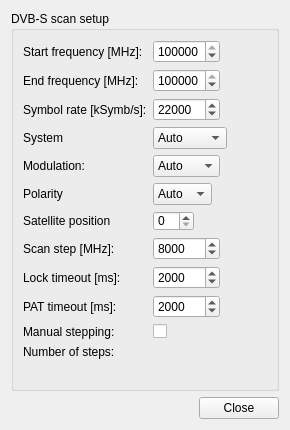
Old version of the form SATIP-Client/scansetupdvbswidget.ui in the repository mgandi/SAT-IP-Tools.
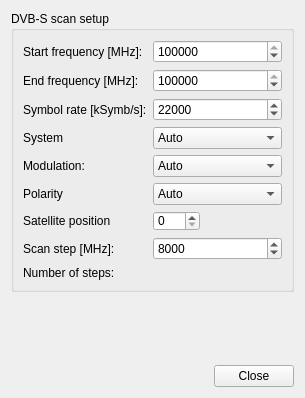
New version of the form. Custom widgets are drawn as their Qt base class.

Commit message:
Scan setup and procedure corrections
Corrected scan procedure to have the choice to init scan step with
standard DVB PSI PIDs (0, 16, 17, 18 and 20) and created common scan
control setup widget that is integrated to both DVB-T and DVB-S scan
setup widgets

```diff
--- a/SATIP-Client/scansetupdvbswidget.ui
+++ b/SATIP-Client/scansetupdvbswidget.ui
@@ -6,8 +6,8 @@
    <rect>
     <x>0</x>
     <y>0</y>
-    <width>290</width>
-    <height>418</height>
+    <width>305</width>
+    <height>398</height>
    </rect>
   </property>
   <property name="windowTitle">
@@ -20,9 +20,6 @@
       <string>DVB-S scan setup</string>
      </property>
      <layout class="QFormLayout" name="formLayout">
-      <property name="fieldGrowthPolicy">
-       <enum>QFormLayout::FieldsStayAtSizeHint</enum>
-      </property>
       <item row="0" column="0">
        <widget class="QLabel" name="label">
         <property name="text">
@@ -74,13 +71,35 @@
         </property>
        </widget>
       </item>
-      <item row="14" column="1">
-       <widget class="QLabel" name="numberOfSteps">
+      <item row="3" column="0">
+       <widget class="QLabel" name="label_11">
         <property name="text">
-         <string/>
+         <string>System</string>
         </property>
        </widget>
       </item>
+      <item row="3" column="1">
+       <widget class="QComboBox" name="system">
+        <property name="sizeAdjustPolicy">
+         <enum>QComboBox::AdjustToContents</enum>
+        </property>
+        <item>
+         <property name="text">
+          <string>Auto</string>
+         </property>
+        </item>
+        <item>
+         <property name="text">
+          <string>DVB-S</string>
+         </property>
+        </item>
+        <item>
+         <property name="text">
+          <string>DVB-S2</string>
+         </property>
+        </item>
+       </widget>
+      </item>
       <item row="4" column="0">
        <widget class="QLabel" name="label_4">
         <property name="text">
@@ -88,110 +107,6 @@
         </property>
        </widget>
       </item>
-      <item row="8" column="0">
-       <widget class="QLabel" name="label_3">
-        <property name="text">
-         <string>Scan step [MHz]:</string>
-        </property>
-       </widget>
-      </item>
-      <item row="8" column="1">
-       <widget class="QSpinBox" name="scanStep">
-        <property name="maximum">
-         <number>2000000</number>
-        </property>
-        <property name="value">
-         <number>8000</number>
-        </property>
-       </widget>
-      </item>
-      <item row="9" column="0">
-       <widget class="QLabel" name="label_7">
-        <property name="text">
-         <string>Lock timeout [ms]:</string>
-        </property>
-       </widget>
-      </item>
-      <item row="9" column="1">
-       <widget class="QSpinBox" name="lockTimeout">
-        <property name="maximum">
-         <number>2000000</number>
-        </property>
-        <property name="value">
-         <number>2000</number>
-        </property>
-       </widget>
-      </item>
-      <item row="10" column="0">
-       <widget class="QLabel" name="label_8">
-        <property name="text">
-         <string>PAT timeout [ms]:</string>
-        </property>
-       </widget>
-      </item>
-      <item row="10" column="1">
-       <widget class="QSpinBox" name="patTimeout">
-        <property name="maximum">
-         <number>2000000</number>
-        </property>
-        <property name="value">
-         <number>2000</number>
-        </property>
-       </widget>
-      </item>
-      <item row="11" column="0">
-       <widget class="QLabel" name="label_9">
-        <property name="text">
-         <string>Manual stepping:</string>
-        </property>
-       </widget>
-      </item>
-      <item row="11" column="1">
-       <widget class="QCheckBox" name="manualStepping">
-        <property name="toolTip">
-         <string>Frequency stepping during scan is done manually</string>
-        </property>
-        <property name="text">
-         <string/>
-        </property>
-       </widget>
-      </item>
-      <item row="12" column="0">
-       <widget class="QLabel" name="label_6">
-        <property name="text">
-         <string>Number of steps:</string>
-        </property>
-       </widget>
-      </item>
-      <item row="6" column="1">
-       <widget class="QComboBox" name="polarity">
-        <property name="sizeAdjustPolicy">
-         <enum>QComboBox::AdjustToContents</enum>
-        </property>
-        <item>
-         <property name="text">
-          <string>Auto</string>
-         </property>
-        </item>
-        <item>
-         <property name="text">
-          <string>Horiz</string>
-         </property>
-        </item>
-        <item>
-         <property name="text">
-          <string>Vert</string>
-         </property>
-        </item>
-       </widget>
-      </item>
-      <item row="6" column="0">
-       <widget class="QLabel" name="label_10">
-        <property name="text">
-         <string>Polarity</string>
-        </property>
-       </widget>
-      </item>
       <item row="4" column="1">
        <widget class="QComboBox" name="modulation">
         <property name="sizeAdjustPolicy">
@@ -214,8 +129,15 @@
         </item>
        </widget>
       </item>
-      <item row="3" column="1">
-       <widget class="QComboBox" name="system">
+      <item row="5" column="0">
+       <widget class="QLabel" name="label_10">
+        <property name="text">
+         <string>Polarity</string>
+        </property>
+       </widget>
+      </item>
+      <item row="5" column="1">
+       <widget class="QComboBox" name="polarity">
         <property name="sizeAdjustPolicy">
          <enum>QComboBox::AdjustToContents</enum>
         </property>
@@ -226,31 +148,24 @@
         </item>
         <item>
          <property name="text">
-          <string>DVB-S</string>
+          <string>Horiz</string>
          </property>
         </item>
         <item>
          <property name="text">
-          <string>DVB-S2</string>
+          <string>Vert</string>
          </property>
         </item>
        </widget>
       </item>
-      <item row="3" column="0">
-       <widget class="QLabel" name="label_11">
-        <property name="text">
-         <string>System</string>
-        </property>
-       </widget>
-      </item>
-      <item row="7" column="0">
+      <item row="6" column="0">
        <widget class="QLabel" name="label_12">
         <property name="text">
          <string>Satellite position</string>
         </property>
        </widget>
       </item>
-      <item row="7" column="1">
+      <item row="6" column="1">
        <widget class="QSpinBox" name="satPos">
         <property name="maximumSize">
          <size>
@@ -260,9 +175,43 @@
         </property>
        </widget>
       </item>
+      <item row="7" column="0">
+       <widget class="QLabel" name="label_3">
+        <property name="text">
+         <string>Scan step [MHz]:</string>
+        </property>
+       </widget>
+      </item>
+      <item row="7" column="1">
+       <widget class="QSpinBox" name="scanStep">
+        <property name="maximum">
+         <number>2000000</number>
+        </property>
+        <property name="value">
+         <number>8000</number>
+        </property>
+       </widget>
+      </item>
+      <item row="8" column="0">
+       <widget class="QLabel" name="label_6">
+        <property name="text">
+         <string>Number of steps:</string>
+        </property>
+       </widget>
+      </item>
+      <item row="8" column="1">
+       <widget class="QLabel" name="numberOfSteps">
+        <property name="text">
+         <string/>
+        </property>
+       </widget>
+      </item>
      </layout>
     </widget>
    </item>
+   <item>
+    <widget class="ScanSetupCommonWidget" name="commonScanSetup" native="true"/>
+   </item>
    <item>
     <widget class="QDialogButtonBox" name="buttonBox">
      <property name="standardButtons">
@@ -272,6 +221,14 @@
    </item>
   </layout>
  </widget>
+ <customwidgets>
+  <customwidget>
+   <class>ScanSetupCommonWidget</class>
+   <extends>QWidget</extends>
+   <header>scansetupcommonwidget.h</header>
+   <container>1</container>
+  </customwidget>
+ </customwidgets>
  <resources/>
  <connections>
   <connection>
```
The commit also changes 17 other files.
